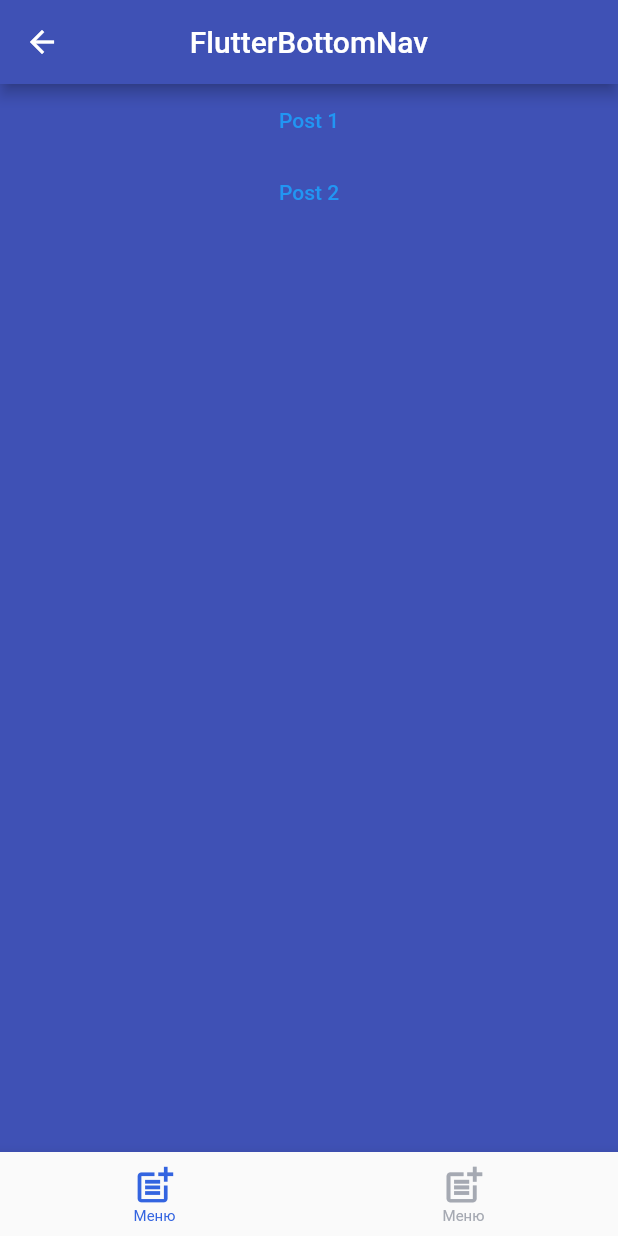
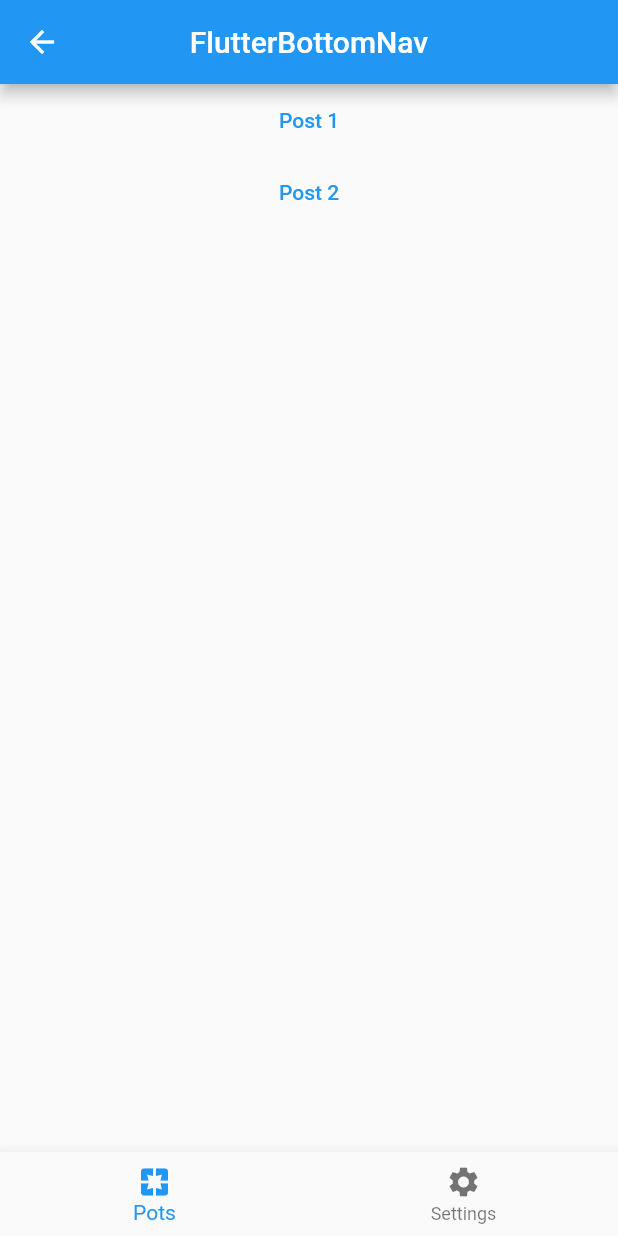
Before and after one commit to konin-sergei/demo_auto_route, a Flutter app: the screen it shows after launch, on a phone screen of 412 x 824 dp. Run offline on Flutter 3.47's test engine with Material 2 defaults, Android fonts, the phone set to English and light mode, and no system bars; our stand-ins replace auto_route; Roboto replaces fonts that are missing (San Francisco Pro Display).

Commit message:
Change folder

```diff
--- a/lib/home_screen.dart
+++ b/lib/home_screen.dart
@@ -1,8 +1,6 @@
 import 'package:auto_route/auto_route.dart';
 import 'package:flutter/material.dart';
-import 'package:salomon_bottom_bar/salomon_bottom_bar.dart';
-
-import 'app_router.gr.dart';
+import 'router/app_router.gr.dart';
 
 @RoutePage()
 class HomeScreen extends StatelessWidget {
@@ -12,12 +10,10 @@ class HomeScreen extends StatelessWidget {
   Widget build(BuildContext context) {
     return AutoTabsScaffold(
       appBarBuilder: (_, tabsRouter) => AppBar(
-        backgroundColor: Colors.indigo,
         title: const Text('FlutterBottomNav'),
         centerTitle: true,
         leading: const BackButton(),
       ),
-      backgroundColor: Colors.indigo,
       routes: const [
         PostsRoute(),
         SettingsRoute(),
@@ -26,62 +22,13 @@ class HomeScreen extends StatelessWidget {
         return BottomNavigationBar(
           showUnselectedLabels: true,
           type: BottomNavigationBarType.fixed,
-          items: [
-            BottomNavigationBarItem(
-              icon: const Icon(
-                Icons.post_add,
-                size: 30,
-              ),
-              label: 'Меню',
-            ),
-            BottomNavigationBarItem(
-              icon: const Icon(
-                Icons.post_add,
-                size: 30,
-              ),
-              label: 'Меню',
-            ),
+          items: const [
+            BottomNavigationBarItem(icon: Icon(Icons.pages), label: 'Pots'),
+            BottomNavigationBarItem(icon: Icon(Icons.settings), label: 'Settings'),
           ],
-          selectedLabelStyle: TextStyle(
-            fontFamily: 'San Francisco Pro Display',
-          ),
-          unselectedLabelStyle: TextStyle(
-            fontFamily: 'San Francisco Pro Display',
-          ),
-          selectedItemColor: const Color(0xFF3364E0),
-          selectedFontSize: 10,
-          unselectedFontSize: 10,
-          unselectedItemColor: Color(0xFFA5A9B2),
           currentIndex: tabsRouter.activeIndex,
           onTap: tabsRouter.setActiveIndex,
         );
-
-        // return SalomonBottomBar(
-        //   margin: const EdgeInsets.symmetric(
-        //     horizontal: 20,
-        //     vertical: 40,
-        //   ),
-        //   currentIndex: tabsRouter.activeIndex,
-        //   onTap: tabsRouter.setActiveIndex,
-        //   items: [
-        //     SalomonBottomBarItem(
-        //       selectedColor: Colors.amberAccent,
-        //       icon: const Icon(
-        //         Icons.post_add,
-        //         size: 30,
-        //       ),
-        //       title: const Text('Posts'),
-        //     ),
-        //     SalomonBottomBarItem(
-        //       selectedColor: Colors.pinkAccent[100],
-        //       icon: const Icon(
-        //         Icons.settings,
-        //         size: 30,
-        //       ),
-        //       title: const Text('Settings'),
-        //     )
-        //   ],
-        // );
       },
     );
   }
--- a/lib/main.dart
+++ b/lib/main.dart
@@ -1,5 +1,5 @@
 import 'package:flutter/material.dart';
-import 'app_router.dart';
+import 'router/app_router.dart';
 
 void main() {
   runApp(MyApp());
@@ -9,7 +9,7 @@ class MyApp extends StatelessWidget {
   final _appRouter = AppRouter();
 
   @override
-  Widget build(BuildContext context){
+  Widget build(BuildContext context) {
     return MaterialApp.router(
       routerConfig: _appRouter.config(),
     );
--- a/lib/posts_page.dart
+++ b/lib/pages/posts_page.dart
@@ -1,7 +1,7 @@
 import 'package:auto_route/auto_route.dart';
 import 'package:flutter/material.dart';
 
-import 'app_router.gr.dart';
+import '../router/app_router.gr.dart';
 
 @RoutePage()
 class PostsPage extends StatelessWidget {
--- a/lib/settings_page.dart
+++ b/lib/pages/settings_page.dart
@@ -7,6 +7,8 @@ class SettingsPage extends StatelessWidget {
 
   @override
   Widget build(BuildContext context) {
-    return Center(child: Text("Settings data"),);
+    return Center(
+      child: Text("Settings data"),
+    );
   }
 }
--- a/lib/app_router.dart
+++ b/lib/router/app_router.dart
@@ -16,7 +16,7 @@ class AppRouter extends $AppRouter {
                 AutoRoute(
                     path: ':postId',
                     page: SinglePostRoute.page,
-                    title: (ctx, data) {
+                    title: (context, data) {
                       return 'Post Details ${data.pathParams.get('postId')}';
                     }),
               ],
--- a/pubspec.yaml
+++ b/pubspec.yaml
@@ -11,10 +11,8 @@ environment:
 dependencies:
   flutter:
     sdk: flutter
-
   cupertino_icons: ^1.0.2
   auto_route: ^7.4.0
-  salomon_bottom_bar: ^3.3.2
 
 dev_dependencies:
   flutter_test:
@@ -23,6 +21,5 @@ dev_dependencies:
   build_runner: ^2.4.5
   flutter_lints: ^2.0.0
 
-
 flutter:
   uses-material-design: true
```
Also changed, not shown: lib/pages/single_post_page.dart (renamed from lib/single_post_page.dart), lib/router/app_router.gr.dart, pubspec.lock, 1 other file.
